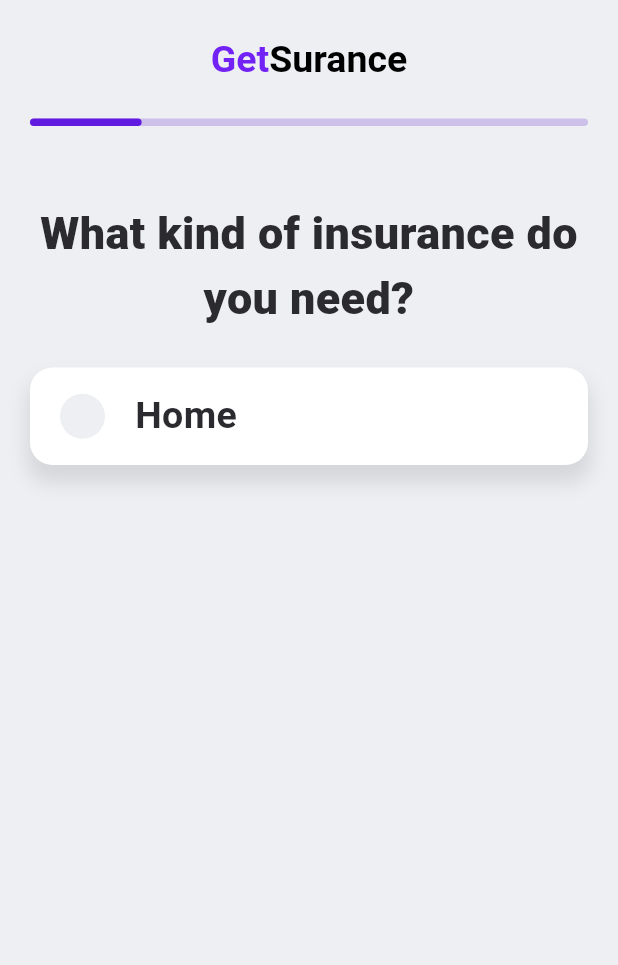
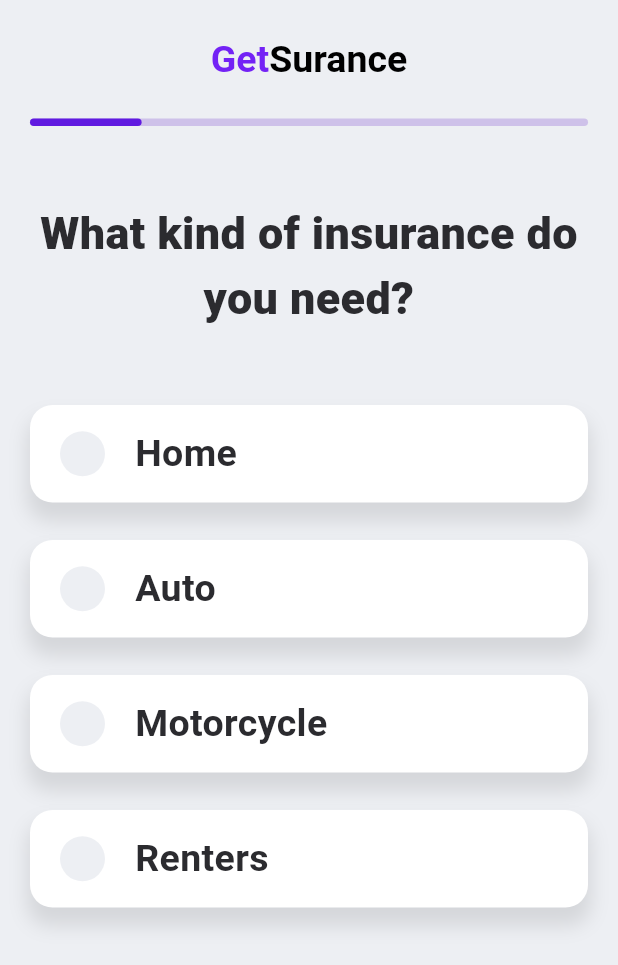
Before and after one commit to avainfo/M2IGrenoble_MultipleChoices, a Flutter app: the screen it shows after launch, on a phone screen of 412 x 824 dp. Shown: the top 965 px of the screen. Run offline on Flutter 3.47's test engine with Material 3 defaults, Android fonts, the phone set to English and light mode, and no system bars.

Commit message:
Create components selectable option

```diff
--- /dev/null
+++ b/multiple_choices_app/lib/components/selectable_option.dart
@@ -0,0 +1,59 @@
+import 'package:flutter/material.dart';
+
+class SelectableOption extends StatefulWidget {
+  final String title;
+
+  const SelectableOption(this.title, {super.key});
+
+  @override
+  State<SelectableOption> createState() => _SelectableOptionState();
+}
+
+class _SelectableOptionState extends State<SelectableOption> {
+  var clicked = false;
+  var padding = 20.0;
+
+  @override
+  Widget build(BuildContext context) {
+    return GestureDetector(
+      onTap: () {
+        setState(() {
+          clicked = !clicked;
+          padding = padding == 50 ? 20.0 : 50;
+        });
+      },
+      child: Container(
+        width: MediaQuery.of(context).size.width - 40,
+        height: 65,
+        decoration: BoxDecoration(
+            color: Colors.white,
+            borderRadius: BorderRadius.circular(15),
+            boxShadow: [BoxShadow(color: Colors.black.withOpacity(0.1), blurRadius: 10, spreadRadius: 2, offset: Offset(0, 10))]),
+        child: Row(
+          children: [
+            AnimatedContainer(
+              margin: EdgeInsets.fromLTRB(padding, 0, 20, 0),
+              width: 30,
+              height: 30,
+              decoration: BoxDecoration(
+                color: clicked ? const Color(0xFF601AE0) : const Color(0xFFEDEFF3),
+                borderRadius: BorderRadius.circular(50),
+              ),
+              duration: const Duration(milliseconds: 150),
+              curve: Curves.easeInOut,
+            ),
+            Text(
+              widget.title,
+              textAlign: TextAlign.center,
+              style: TextStyle(
+                color: Color(0xFF2B2B2F),
+                fontSize: 25,
+                fontWeight: FontWeight.w600,
+              ),
+            ),
+          ],
+        ),
+      ),
+    );
+  }
+}
--- a/multiple_choices_app/lib/pages/home_page.dart
+++ b/multiple_choices_app/lib/pages/home_page.dart
@@ -1,4 +1,5 @@
 import 'package:flutter/material.dart';
+import 'package:multiple_choices_app/components/selectable_option.dart';
 
 class HomePage extends StatefulWidget {
   const HomePage({super.key});
@@ -9,13 +10,13 @@ class HomePage extends StatefulWidget {
 
 class _HomePageState extends State<HomePage> {
   var progression = 1;
-  var clicked = false;
 
   @override
   Widget build(BuildContext context) {
     return Scaffold(
       backgroundColor: const Color(0xFFEDEFF3),
       body: SafeArea(
+        child: SingleChildScrollView(
           child: Column(
             children: [
               Container(
@@ -65,11 +66,11 @@ class _HomePageState extends State<HomePage> {
                   ],
                 ),
               ),
-            Padding(
-              padding: const EdgeInsets.symmetric(horizontal: 20.0, vertical: 50),
+              const Padding(
+                padding: EdgeInsets.symmetric(horizontal: 20, vertical: 50),
                 child: Column(
                   children: [
-                  const Text(
+                    Text(
                       "What kind of insurance do you need?",
                       textAlign: TextAlign.center,
                       style: TextStyle(
@@ -78,60 +79,21 @@ class _HomePageState extends State<HomePage> {
                         fontWeight: FontWeight.w900,
                       ),
                     ),
-                  const SizedBox(height: 25),
-                  GestureDetector(
-                    onTap: () {
-                      setState(() {
-                        clicked = !clicked;
-                      });
-                    },
-                    child: Container(
-                      width: MediaQuery.of(context).size.width - 40,
-                      height: 65,
-                      decoration: BoxDecoration(
-                        color: Colors.white,
-                        borderRadius: BorderRadius.circular(15),
-                        boxShadow: [
-                          BoxShadow(
-                            color: Colors.black.withOpacity(0.1),
-                            blurRadius: 10,
-                            spreadRadius: 2,
-                            offset: Offset(0, 10)
-                          )
-                        ]
-                      ),
-                      child: Row(
-                        children: [
-                          AnimatedContainer(
-                            margin: const EdgeInsets.fromLTRB(20, 0, 20, 0),
-                            width: 30,
-                            height: 30,
-                            decoration: BoxDecoration(
-                              color: clicked ? const Color(0xFF601AE0) : const Color(0xFFEDEFF3),
-                              borderRadius: BorderRadius.circular(50),
-                            ),
-                            duration: const Duration(milliseconds: 250),
-                            curve: Curves.easeInOut,
-                          ),
-                          const Text(
-                            "Home",
-                            textAlign: TextAlign.center,
-                            style: TextStyle(
-                              color: Color(0xFF2B2B2F),
-                              fontSize: 25,
-                              fontWeight: FontWeight.w600,
+                    SizedBox(height: 50),
+                    SelectableOption("Home"),
+                    SizedBox(height: 25),
+                    SelectableOption("Auto"),
+                    SizedBox(height: 25),
+                    SelectableOption("Motorcycle"),
+                    SizedBox(height: 25),
+                    SelectableOption("Renters"),
+                  ],
                 ),
               ),
             ],
           ),
         ),
       ),
-                ],
-              ),
-            ),
-          ],
-        ),
-      ),
     );
   }
 }
```
Lines whose indentation alone changed are shown as unchanged.
